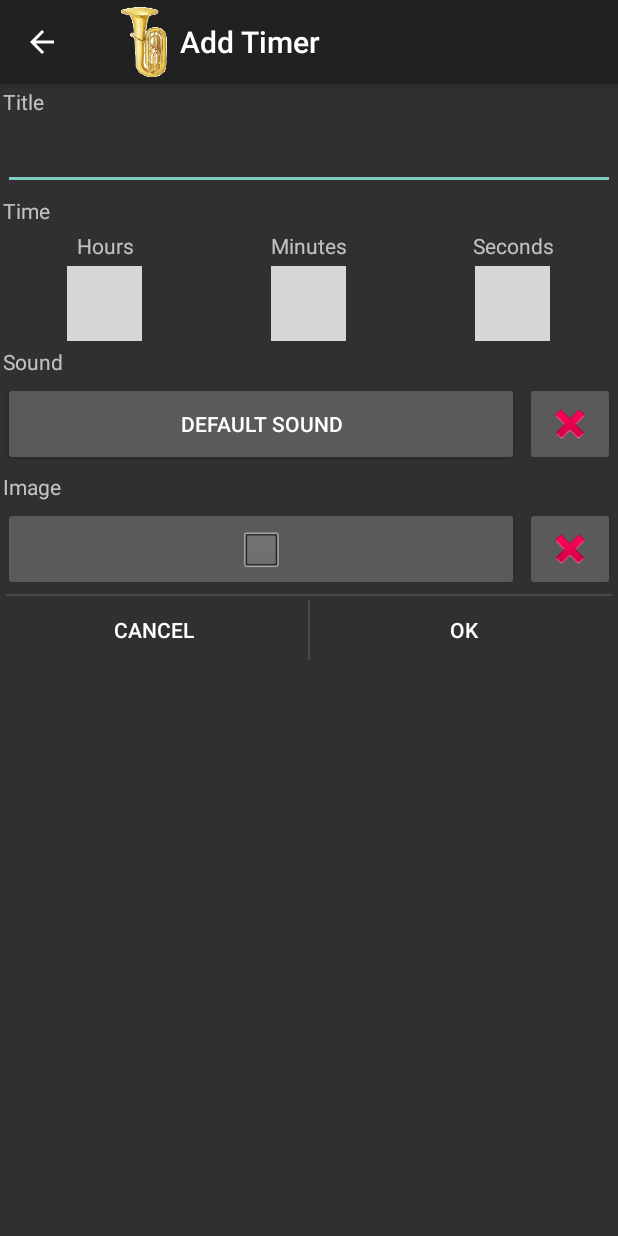
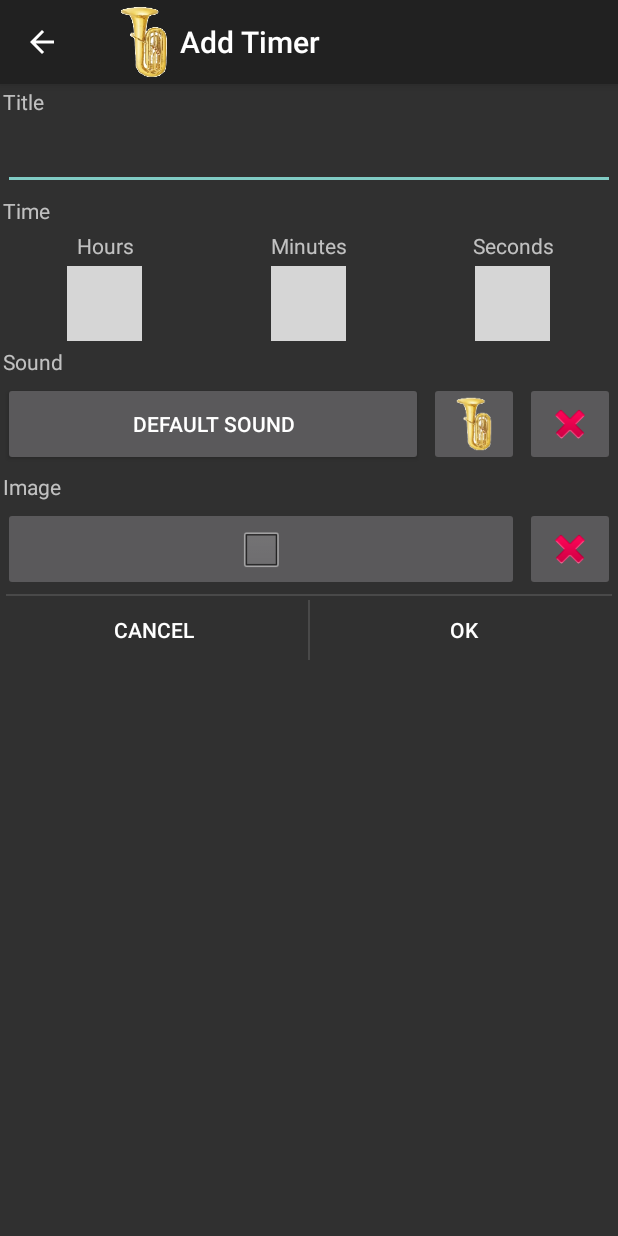
Before and after one commit to MrZeRo2000/symphonytimer-android, an Android app: the AddItemActivity screen opened directly, with no data from a screen before it, on a phone screen of 412 x 824 dp. Run offline under Robolectric (Android 15) with nearby library versions, the phone set to English and light mode, and no system bars; libraries missing offline, so code that uses them is left out: com.romanpulov.library; plain views replace SlideNumberPicker; 10 statements that could not run were skipped; grey boxes are pictures that could not be loaded.

Commit message:
sound preview in Add Item screen

```diff
--- a/app/src/main/res/layout/activity_add_item.xml
+++ b/app/src/main/res/layout/activity_add_item.xml
@@ -170,6 +170,16 @@
 	    	android:text="@string/default_sound"
 	    	android:onClick="onSoundFileButtonClick"
 	    	/>
+        <ImageButton
+            android:id="@+id/preview_sound_file_button"
+            android:contentDescription="@string/clear"
+            android:layout_width="@dimen/activity_input_button_size"
+            android:layout_height="fill_parent"
+            android:layout_margin="@dimen/activity_input_margin"
+            android:scaleType="fitCenter"
+            android:src="@drawable/tuba"
+            android:onClick="onPreviewSoundFileButtonClick"
+            />
 		<ImageButton
 		    android:id="@+id/clear_sound_file_button"
 		    android:contentDescription="@string/clear"
```
Also changed, not shown: app/src/main/java/com/romanpulov/symphonytimer/activity/AddItemActivity.java (+30 -9 lines), app/src/main/java/com/romanpulov/symphonytimer/activity/MainActivity.java (+6 -46 lines), app/src/main/java/com/romanpulov/symphonytimer/helper/MediaPlayerHelper.java (+7 -0 lines).
